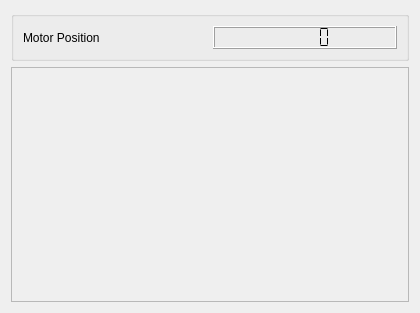
Above: Code/Gui/MITK/Modules/niftkIGIGui/ToolsGui/QmitkIGIUltrasonixToolGui.ui from NifTK/NifTK before the change. Below: the same form after it.
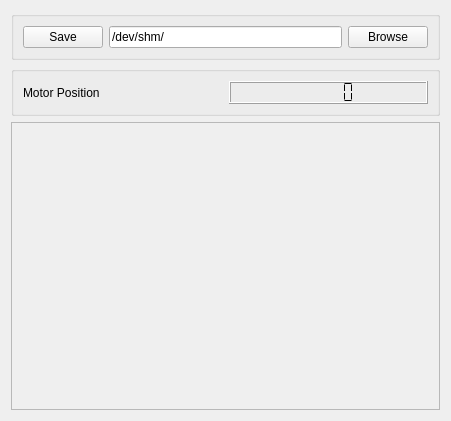
That is the form after the change.

Commit message: Feature #1765 added save image functionality to Ultrasonix GUI

Patch:
```diff
--- a/Code/Gui/MITK/Modules/niftkIGIGui/ToolsGui/QmitkIGIUltrasonixToolGui.ui
+++ b/Code/Gui/MITK/Modules/niftkIGIGui/ToolsGui/QmitkIGIUltrasonixToolGui.ui
@@ -6,8 +6,8 @@
    <rect>
     <x>0</x>
     <y>0</y>
-    <width>420</width>
-    <height>313</height>
+    <width>451</width>
+    <height>421</height>
    </rect>
   </property>
   <property name="sizePolicy">
@@ -20,6 +20,36 @@
    <string>Form</string>
   </property>
   <layout class="QVBoxLayout" name="verticalLayout">
+   <item>
+    <widget class="QGroupBox" name="saveoptions">
+     <property name="title">
+      <string/>
+     </property>
+     <layout class="QHBoxLayout" name="horizontalLayout_2">
+      <item>
+       <widget class="QPushButton" name="pushButton_save">
+        <property name="text">
+         <string>Save</string>
+        </property>
+       </widget>
+      </item>
+      <item>
+       <widget class="QLineEdit" name="lineEdit">
+        <property name="text">
+         <string>/dev/shm/</string>
+        </property>
+       </widget>
+      </item>
+      <item>
+       <widget class="QPushButton" name="pushButton_change_savedir">
+        <property name="text">
+         <string>Browse</string>
+        </property>
+       </widget>
+      </item>
+     </layout>
+    </widget>
+   </item>
    <item>
     <widget class="QGroupBox" name="groupBox">
      <property name="title">
@@ -56,8 +86,8 @@
        <rect>
         <x>0</x>
         <y>0</y>
-        <width>398</width>
-        <height>240</height>
+        <width>429</width>
+        <height>296</height>
        </rect>
       </property>
       <property name="sizePolicy">
```
The commit also changes 5 other files.
